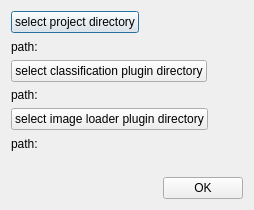
This is configurationdialog.ui in Joensw/RCAIT as Qt 5 draws it before an edit. The edited form follows.
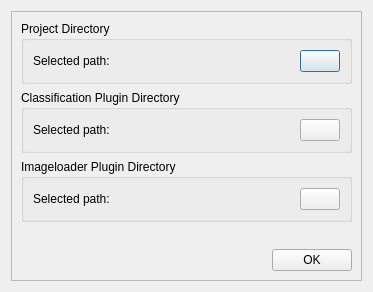
This is the edited form. Icons and pictures are not drawn.

Commit message: update look of configuration dialog to be more like the settings

```diff
--- a/configurationdialog.ui
+++ b/configurationdialog.ui
@@ -9,42 +9,48 @@
    <rect>
     <x>0</x>
     <y>0</y>
-    <width>254</width>
-    <height>210</height>
+    <width>373</width>
+    <height>292</height>
    </rect>
   </property>
   <property name="windowTitle">
    <string>Configuration</string>
   </property>
-  <layout class="QVBoxLayout" name="verticalLayout">
+  <layout class="QGridLayout" name="gridLayout_5">
+   <item row="0" column="0">
+    <widget class="QFrame" name="frame">
+     <property name="frameShape">
+      <enum>QFrame::StyledPanel</enum>
+     </property>
+     <property name="frameShadow">
+      <enum>QFrame::Raised</enum>
+     </property>
+     <layout class="QGridLayout" name="gridLayout">
+      <item row="0" column="0">
+       <layout class="QVBoxLayout" name="verticalLayout_4">
    <item>
-    <layout class="QHBoxLayout" name="horizontalLayout_3">
-     <item>
+         <widget class="QGroupBox" name="groupBox">
+          <property name="title">
+           <string>Project Directory</string>
+          </property>
+          <layout class="QGridLayout" name="gridLayout_2" columnstretch="1,0">
+           <item row="0" column="1">
       <widget class="QPushButton" name="pushButton_projectDir">
        <property name="text">
-        <string>select project directory</string>
+              <string/>
+             </property>
+             <property name="icon">
+              <iconset resource="UI_Icons.qrc">
+               <normaloff>:/Resources/UISymbols/UI_Folder_Icon.svg</normaloff>:/Resources/UISymbols/UI_Folder_Icon.svg</iconset>
        </property>
       </widget>
      </item>
+           <item row="0" column="0">
+            <layout class="QVBoxLayout" name="verticalLayout_3">
      <item>
-      <spacer name="horizontalSpacer_3">
-       <property name="orientation">
-        <enum>Qt::Horizontal</enum>
-       </property>
-       <property name="sizeHint" stdset="0">
-        <size>
-         <width>40</width>
-         <height>20</height>
-        </size>
-       </property>
-      </spacer>
-     </item>
-    </layout>
-   </item>
+              <layout class="QHBoxLayout" name="horizontalLayout_9">
    <item>
-    <layout class="QHBoxLayout" name="horizontalLayout_7">
-     <item>
-      <widget class="QLabel" name="label">
+                <widget class="QLabel" name="label_selectedPath1">
        <property name="sizePolicy">
         <sizepolicy hsizetype="Maximum" vsizetype="Preferred">
          <horstretch>0</horstretch>
@@ -52,7 +58,7 @@
         </sizepolicy>
        </property>
        <property name="text">
-        <string>path:</string>
+                  <string>Selected path:</string>
        </property>
       </widget>
      </item>
@@ -65,34 +71,34 @@
      </item>
     </layout>
    </item>
+            </layout>
+           </item>
+          </layout>
+         </widget>
+        </item>
    <item>
-    <layout class="QHBoxLayout" name="horizontalLayout_2">
-     <item>
+         <widget class="QGroupBox" name="groupBox_2">
+          <property name="title">
+           <string>Classification Plugin Directory</string>
+          </property>
+          <layout class="QGridLayout" name="gridLayout_3" columnstretch="1,0">
+           <item row="0" column="1">
       <widget class="QPushButton" name="pushButton_classificationDir">
        <property name="text">
-        <string>select classification plugin directory</string>
+              <string/>
+             </property>
+             <property name="icon">
+              <iconset resource="UI_Icons.qrc">
+               <normaloff>:/Resources/UISymbols/UI_Folder_Icon.svg</normaloff>:/Resources/UISymbols/UI_Folder_Icon.svg</iconset>
        </property>
       </widget>
      </item>
+           <item row="0" column="0">
+            <layout class="QVBoxLayout" name="verticalLayout_2">
      <item>
-      <spacer name="horizontalSpacer_2">
-       <property name="orientation">
-        <enum>Qt::Horizontal</enum>
-       </property>
-       <property name="sizeHint" stdset="0">
-        <size>
-         <width>40</width>
-         <height>20</height>
-        </size>
-       </property>
-      </spacer>
-     </item>
-    </layout>
-   </item>
+              <layout class="QHBoxLayout" name="horizontalLayout_11">
    <item>
-    <layout class="QHBoxLayout" name="horizontalLayout_6">
-     <item>
-      <widget class="QLabel" name="label_2">
+                <widget class="QLabel" name="label_selectedPath2">
        <property name="sizePolicy">
         <sizepolicy hsizetype="Maximum" vsizetype="Preferred">
          <horstretch>0</horstretch>
@@ -100,7 +106,7 @@
         </sizepolicy>
        </property>
        <property name="text">
-        <string>path:</string>
+                  <string>Selected path:</string>
        </property>
       </widget>
      </item>
@@ -113,34 +119,40 @@
      </item>
     </layout>
    </item>
+            </layout>
+           </item>
+          </layout>
+         </widget>
+        </item>
    <item>
-    <layout class="QHBoxLayout" name="horizontalLayout">
-     <item>
+         <widget class="QGroupBox" name="groupBox_3">
+          <property name="title">
+           <string>Imageloader Plugin Directory</string>
+          </property>
+          <layout class="QGridLayout" name="gridLayout_4" columnstretch="1,0">
+           <item row="0" column="1">
       <widget class="QPushButton" name="pushButton_imageLoaderDir">
+             <property name="sizePolicy">
+              <sizepolicy hsizetype="Fixed" vsizetype="Fixed">
+               <horstretch>0</horstretch>
+               <verstretch>0</verstretch>
+              </sizepolicy>
+             </property>
        <property name="text">
-        <string>select image loader plugin directory</string>
+              <string/>
+             </property>
+             <property name="icon">
+              <iconset resource="UI_Icons.qrc">
+               <normaloff>:/Resources/UISymbols/UI_Folder_Icon.svg</normaloff>:/Resources/UISymbols/UI_Folder_Icon.svg</iconset>
        </property>
       </widget>
      </item>
+           <item row="0" column="0">
+            <layout class="QVBoxLayout" name="verticalLayout_5">
      <item>
-      <spacer name="horizontalSpacer">
-       <property name="orientation">
-        <enum>Qt::Horizontal</enum>
-       </property>
-       <property name="sizeHint" stdset="0">
-        <size>
-         <width>40</width>
-         <height>20</height>
-        </size>
-       </property>
-      </spacer>
-     </item>
-    </layout>
-   </item>
+              <layout class="QHBoxLayout" name="horizontalLayout_13">
    <item>
-    <layout class="QHBoxLayout" name="horizontalLayout_5">
-     <item>
-      <widget class="QLabel" name="label_3">
+                <widget class="QLabel" name="label_selectedPath3">
        <property name="sizePolicy">
         <sizepolicy hsizetype="Maximum" vsizetype="Preferred">
          <horstretch>0</horstretch>
@@ -148,7 +160,7 @@
         </sizepolicy>
        </property>
        <property name="text">
-        <string>path:</string>
+                  <string>Selected path:</string>
        </property>
       </widget>
      </item>
@@ -160,6 +172,11 @@
       </widget>
      </item>
     </layout>
+             </item>
+            </layout>
+           </item>
+          </layout>
+         </widget>
    </item>
    <item>
     <widget class="QLabel" name="label_error">
@@ -172,7 +189,7 @@
     </widget>
    </item>
    <item>
-    <layout class="QHBoxLayout" name="horizontalLayout_4">
+         <layout class="QHBoxLayout" name="horizontalLayout_8">
      <item>
       <spacer name="horizontalSpacer_4">
        <property name="orientation">
@@ -196,7 +213,15 @@
     </layout>
    </item>
   </layout>
- </widget>
- <resources/>
+      </item>
+     </layout>
+    </widget>
+   </item>
+  </layout>
+ </widget>
+ <resources>
+  <include location="UI_Icons.qrc"/>
+  <include location="UI_Icons.qrc"/>
+ </resources>
  <connections/>
 </ui>
```
Left out of the diff: 11 changed lines with no effect on the pictures. Lines whose indentation alone changed are shown as unchanged.
